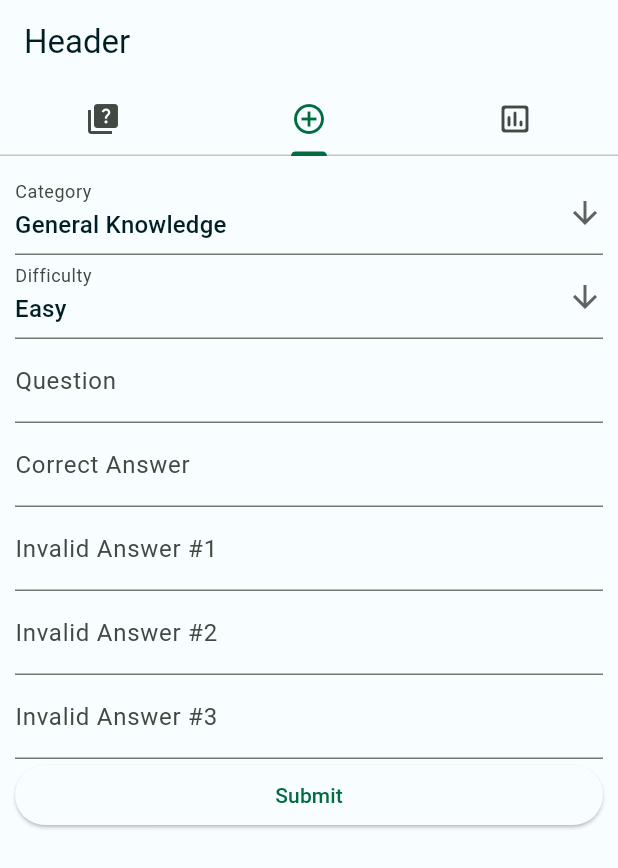
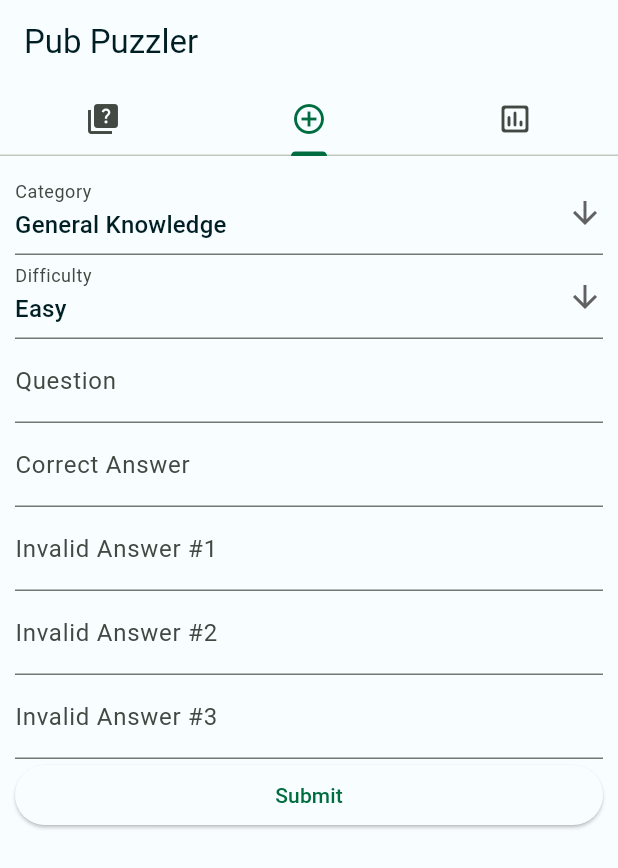
Before and after one commit to theGreyPilgrim42/PubPuzzler, a Flutter app: the screen it shows after launch, tab 2 chosen, on a phone screen of 412 x 824 dp. Shown: the top 868 px of the screen. Run offline on Flutter 3.47's test engine with Material 3 defaults, Android fonts, the phone set to English and light mode, and no system bars; our stand-ins replace html_unescape.

Commit message:
refactor(PubPuzzlerApp): Convert to stateful widget, add ChooseQuestionTypeForm

```diff
--- a/lib/main.dart
+++ b/lib/main.dart
@@ -2,6 +2,7 @@ import 'package:flutter/material.dart';
 import 'package:pub_puzzler/domain/question.dart';
 import 'package:pub_puzzler/infra/datasources/question.dart';
 import 'package:pub_puzzler/presenter/add_question_widget.dart';
+import 'package:pub_puzzler/presenter/choose_type_widget.dart';
 import 'presenter/color_schemes.dart';
 
 void main() {
@@ -23,11 +24,16 @@ class MainApp extends StatelessWidget {
 }
 
 // TODO: Refactor to manage state in PubPuzzlerApp Widget
-class PubPuzzlerApp extends StatelessWidget {
+class PubPuzzlerApp extends StatefulWidget {
   const PubPuzzlerApp({
     super.key,
   });
 
+  @override
+  State<PubPuzzlerApp> createState() => _PubPuzzlerAppState();
+}
+
+class _PubPuzzlerAppState extends State<PubPuzzlerApp> {
   @override
   Widget build(BuildContext context) {
     return DefaultTabController(
@@ -35,41 +41,25 @@ class PubPuzzlerApp extends StatelessWidget {
         child: Scaffold(
           // Header container
           appBar: AppBar(
-            title: const Text('Header'),
+            title: const Text('Pub Puzzler'),
             bottom: const TabBar(tabs: [
               Tab(icon: Icon(Icons.quiz)),
               Tab(icon: Icon(Icons.add_circle_outline)),
               Tab(icon: Icon(Icons.insert_chart_outlined_rounded)),
             ]),
           ),
-          body: TabBarView(
+          body: const TabBarView(
             children: [
               SafeArea(
                 child: Column(
                   mainAxisAlignment: MainAxisAlignment.center,
                   children: [
-                    ElevatedButton(
-                      onPressed: () {
-                        Navigator.of(context).push(
-                          MaterialPageRoute(
-                            builder: (context) => const QuestionScreen(),
-                          ),
-                        );
-                      },
-                      child: const Row(
-                        mainAxisAlignment: MainAxisAlignment.center,
-                        mainAxisSize: MainAxisSize.min,
-                        children: [
-                          Icon(Icons.start),
-                          Text('Start Quiz'),
-                        ],
-                      ),
-                    ),
+                    ChooseQuestionTypeForm(),
                   ],
                 ),
               ),
-              const AddQuestionForm(),
-              const Column(
+              AddQuestionForm(),
+              Column(
                 mainAxisAlignment: MainAxisAlignment.center,
                 children: [
                   Icon(Icons.insert_chart_outlined_rounded),
```
Also changed, not shown: 1 other file.
